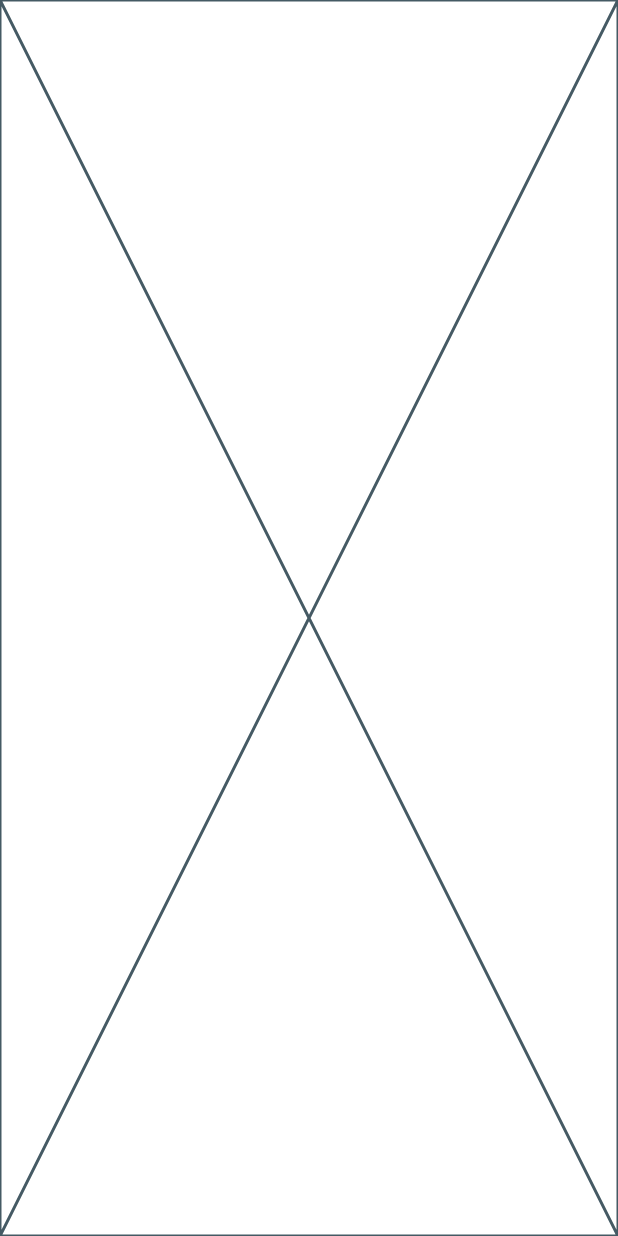
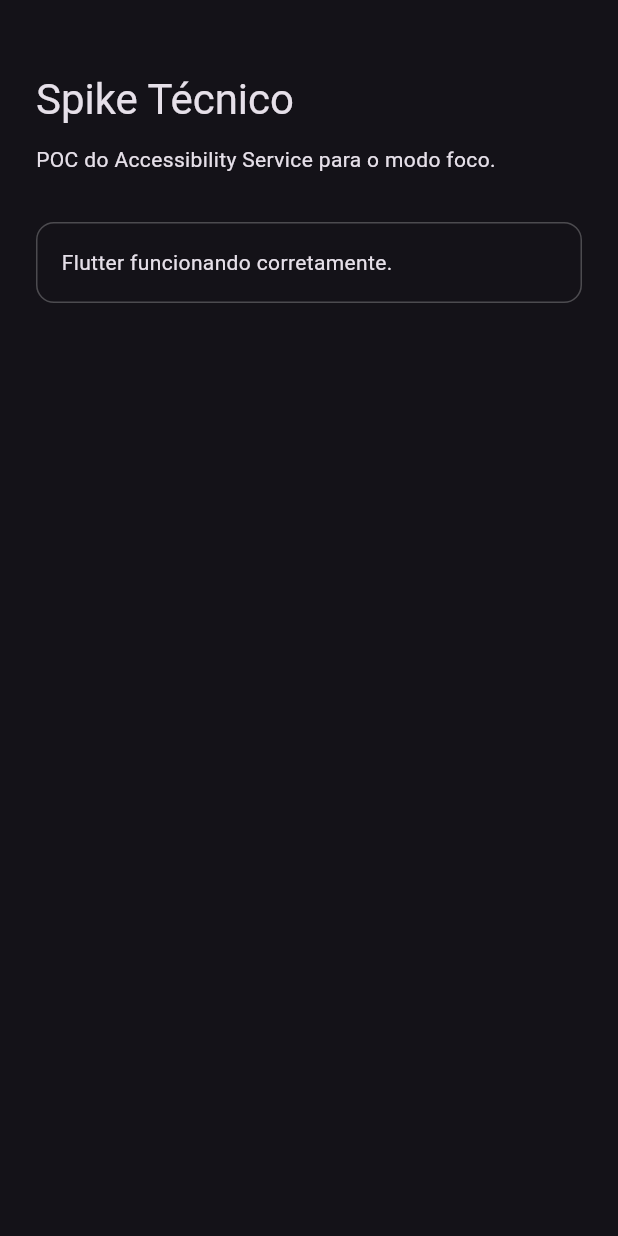
Before and after one commit to argemiroanjos/to-liso-focus-spike, a Flutter app: the screen it shows after launch, on a phone screen of 412 x 824 dp. Run offline on Flutter 3.47's test engine with Material 3 defaults, Android fonts, the phone set to English and light mode, and no system bars.

Commit message:
feat: create initial spike home screen

```diff
--- a/lib/main.dart
+++ b/lib/main.dart
@@ -1,5 +1,21 @@
 import 'package:flutter/material.dart';
 
+import 'screens/home_screen.dart';
+
 void main() {
-  runApp(const Placeholder());
+  runApp(const SpikeApp());
 }
+
+class SpikeApp extends StatelessWidget {
+  const SpikeApp({super.key});
+
+  @override
+  Widget build(BuildContext context) {
+    return MaterialApp(
+      title: 'To Liso Focus Spike',
+      debugShowCheckedModeBanner: false,
+      theme: ThemeData.dark(),
+      home: const HomeScreen(),
+    );
+  }
+}
--- a/lib/screens/home_screen.dart
+++ b/lib/screens/home_screen.dart
@@ -1 +1,38 @@
-class HomeScreen {}
+import 'package:flutter/material.dart';
+
+class HomeScreen extends StatelessWidget {
+  const HomeScreen({super.key});
+
+  @override
+  Widget build(BuildContext context) {
+    return Scaffold(
+      body: SafeArea(
+        child: Padding(
+          padding: const EdgeInsets.all(24),
+          child: Column(
+            crossAxisAlignment: CrossAxisAlignment.start,
+            children: [
+              const SizedBox(height: 24),
+              Text(
+                'Spike Técnico',
+                style: Theme.of(context).textTheme.headlineMedium,
+              ),
+              const SizedBox(height: 12),
+              const Text('POC do Accessibility Service para o modo foco.'),
+              const SizedBox(height: 32),
+              Container(
+                width: double.infinity,
+                padding: const EdgeInsets.all(16),
+                decoration: BoxDecoration(
+                  border: Border.all(color: Colors.white24),
+                  borderRadius: BorderRadius.circular(12),
+                ),
+                child: const Text('Flutter funcionando corretamente.'),
+              ),
+            ],
+          ),
+        ),
+      ),
+    );
+  }
+}
```
